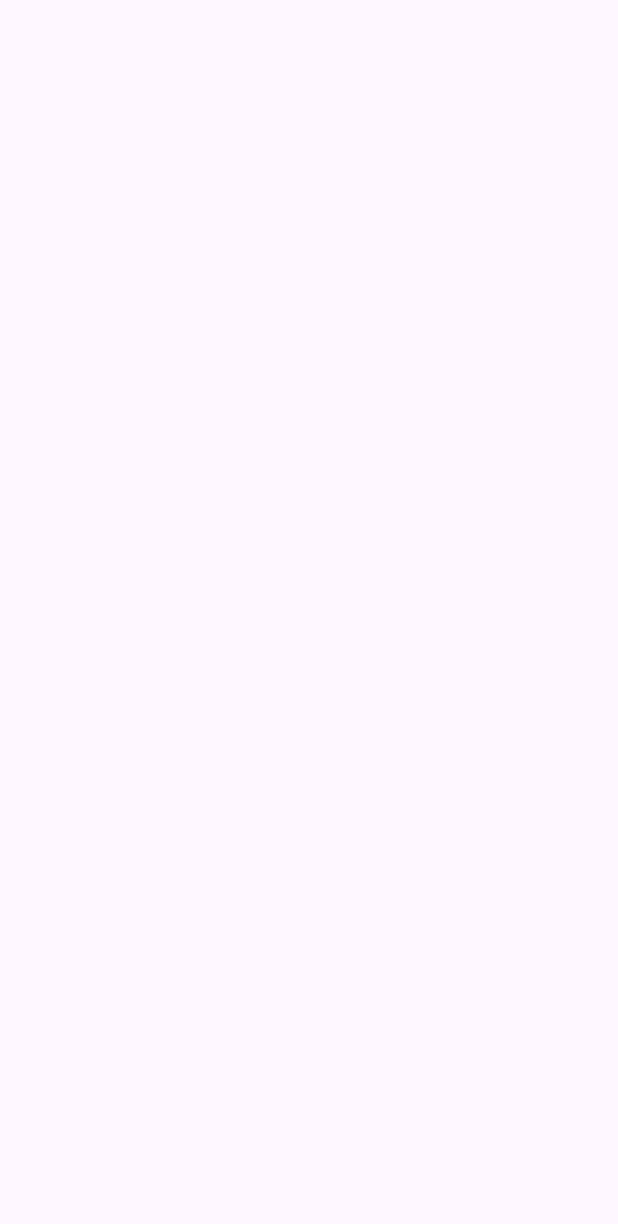
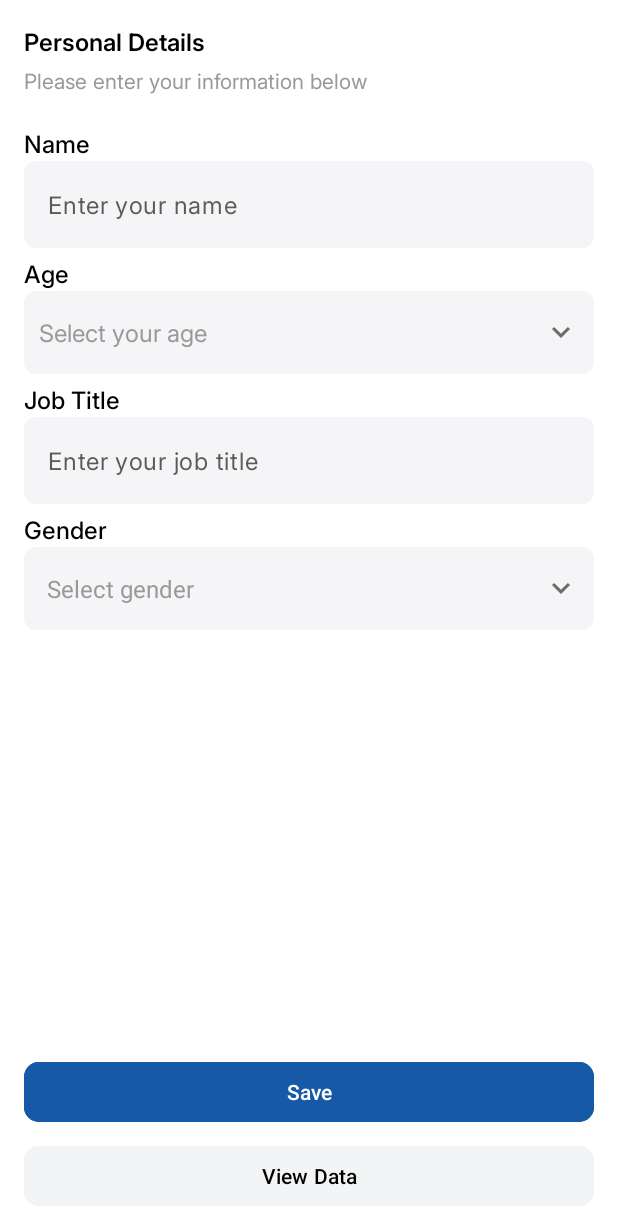
Before and after one commit to MostafaKader56/Modar-Task-Android, an Android app: the screen it shows after launch (MainActivity), on a phone screen of 412 x 824 dp. Before the commit the part shown is empty. Shown: the top 1224 px of the screen. Run offline under Robolectric (Android 15) with nearby library versions, the phone set to English and light mode, and no system bars; our stand-ins replace Dagger/Hilt's generated code, Room's generated code.

Commit message:
Create user fragment xml design done

```diff
--- a/app/src/main/res/layout/fragment_create_user.xml
+++ b/app/src/main/res/layout/fragment_create_user.xml
@@ -1,8 +1,126 @@
 <?xml version="1.0" encoding="utf-8"?>
-<FrameLayout xmlns:android="http://schemas.android.com/apk/res/android"
+<ScrollView xmlns:android="http://schemas.android.com/apk/res/android"
+    xmlns:app="http://schemas.android.com/apk/res-auto"
     xmlns:tools="http://schemas.android.com/tools"
     android:layout_width="match_parent"
     android:layout_height="match_parent"
+    android:fillViewport="true"
     tools:context=".ui.main.CreateUserFragment">
 
-</FrameLayout>
+    <androidx.constraintlayout.widget.ConstraintLayout
+        android:layout_width="match_parent"
+        android:layout_height="wrap_content"
+        android:padding="16dp">
+
+        <TextView
+            android:id="@+id/txt_title"
+            style="@style/InterFontStyleSemiBold600"
+            android:layout_width="wrap_content"
+            android:layout_height="wrap_content"
+            android:text="@string/personal_details"
+            android:textColor="@color/black"
+            android:textSize="16sp"
+            app:layout_constraintStart_toStartOf="parent"
+            app:layout_constraintTop_toTopOf="parent"
+            tools:text="Title" />
+
+        <TextView
+            android:id="@+id/txt_subtitle"
+            style="@style/InterFontStyleRegular400"
+            android:layout_width="wrap_content"
+            android:layout_height="wrap_content"
+            android:layout_marginTop="4dp"
+            android:text="@string/please_enter_your_information_below"
+            android:textColor="@color/grey_black"
+            android:textSize="14sp"
+            app:layout_constraintStart_toStartOf="parent"
+            app:layout_constraintTop_toBottomOf="@id/txt_title"
+            tools:text="Subtitle" />
+
+        <com.modar.task.ui.component.EditTextComponent
+            android:id="@+id/et_name"
+            android:layout_width="0dp"
+            android:layout_height="wrap_content"
+            android:layout_marginTop="20dp"
+            app:layout_constraintEnd_toEndOf="parent"
+            app:layout_constraintStart_toStartOf="parent"
+            app:layout_constraintTop_toBottomOf="@id/txt_subtitle"
+            app:text_hint="@string/enter_your_name"
+            app:text_inputType="text"
+            app:text_label="@string/name" />
+
+        <com.modar.task.ui.component.NumberChooserComponent
+            android:id="@+id/nc_age"
+            android:layout_width="0dp"
+            android:layout_height="wrap_content"
+            android:layout_marginTop="5dp"
+            app:layout_constraintEnd_toEndOf="parent"
+            app:layout_constraintStart_toStartOf="parent"
+            app:layout_constraintTop_toBottomOf="@id/et_name"
+            app:nc_max="150"
+            app:nc_min="1"
+            app:nc_suffix="@string/age_number_chooser_suffix"
+            app:nc_text_hint="@string/select_your_age"
+            app:nc_text_label="@string/age" />
+
+        <com.modar.task.ui.component.EditTextComponent
+            android:id="@+id/et_job"
+            android:layout_width="0dp"
+            android:layout_height="wrap_content"
+            android:layout_marginTop="5dp"
+            app:layout_constraintEnd_toEndOf="parent"
+            app:layout_constraintStart_toStartOf="parent"
+            app:layout_constraintTop_toBottomOf="@id/nc_age"
+            app:text_hint="@string/enter_your_job_title"
+            app:text_inputType="text"
+            app:text_label="@string/job_title" />
+
+        <com.modar.task.ui.component.SpinnerComponent
+            android:id="@+id/sp_gender"
+            android:layout_width="0dp"
+            android:layout_height="wrap_content"
+            android:layout_marginTop="5dp"
+            app:layout_constraintEnd_toEndOf="parent"
+            app:layout_constraintStart_toStartOf="parent"
+            app:layout_constraintTop_toBottomOf="@id/et_job"
+            app:sp_text_hint="@string/select_gender"
+            app:sp_text_label="@string/gender" />
+
+        <LinearLayout
+            android:id="@+id/container_buttons"
+            android:layout_width="0dp"
+            android:layout_height="wrap_content"
+            android:orientation="vertical"
+            android:paddingTop="10dp"
+            app:layout_constraintBottom_toBottomOf="parent"
+            app:layout_constraintEnd_toEndOf="parent"
+            app:layout_constraintStart_toStartOf="parent"
+            app:layout_constraintTop_toBottomOf="@id/sp_gender"
+            app:layout_constraintVertical_bias="1"
+            app:layout_constraintVertical_chainStyle="packed">
+
+            <com.google.android.material.button.MaterialButton
+                android:id="@+id/btn_save"
+                android:layout_width="match_parent"
+                android:layout_height="wrap_content"
+                android:layout_marginBottom="8dp"
+                android:backgroundTint="@color/main"
+                android:text="@string/save"
+                android:textColor="@color/white"
+                app:cornerRadius="10dp" />
+
+            <com.google.android.material.button.MaterialButton
+                android:id="@+id/btn_view_data"
+                android:layout_width="match_parent"
+                android:layout_height="wrap_content"
+                android:backgroundTint="@color/light_grey"
+                android:text="@string/view_data"
+                android:textColor="@color/black"
+                app:cornerRadius="10dp" />
+
+        </LinearLayout>
+
+
+    </androidx.constraintlayout.widget.ConstraintLayout>
+
+</ScrollView>
--- a/app/src/main/res/values/colors.xml
+++ b/app/src/main/res/values/colors.xml
@@ -10,5 +10,6 @@
     <color name="main">#165AA7</color>
     <color name="golden">#F5F5F8</color>
     <color name="grey_black">#9A9999</color>
+    <color name="light_grey">#F3F4F6</color>
 
 </resources>
--- a/app/src/main/res/values/strings.xml
+++ b/app/src/main/res/values/strings.xml
@@ -6,4 +6,17 @@
     <string name="select">Select</string>
     <string name="error_number_too_low">%1s is too low</string>
     <string name="error_number_too_high">%1s is too high</string>
+    <string name="name">Name</string>
+    <string name="enter_your_name">Enter your name</string>
+    <string name="select_your_age">Select your age</string>
+    <string name="age">Age</string>
+    <string name="age_number_chooser_suffix">\ year</string>
+    <string name="gender">Gender</string>
+    <string name="select_gender">Select gender</string>
+    <string name="save">Save</string>
+    <string name="view_data">View Data</string>
+    <string name="personal_details">Personal Details</string>
+    <string name="please_enter_your_information_below">Please enter your information below</string>
+    <string name="job_title">Job Title</string>
+    <string name="enter_your_job_title">Enter your job title</string>
 </resources>
--- a/app/src/main/res/values/themes.xml
+++ b/app/src/main/res/values/themes.xml
@@ -1,8 +1,9 @@
 <resources xmlns:tools="http://schemas.android.com/tools">
     <!-- Base application theme. -->
-    <style name="Base.Theme.ModarTask" parent="Theme.Material3.DayNight.NoActionBar">
-        <!-- Customize your light theme here. -->
-        <!-- <item name="colorPrimary">@color/my_light_primary</item> -->
+    <style name="Base.Theme.ModarTask" parent="Theme.Material3.Light.NoActionBar">
+        <item name="android:statusBarColor">@color/white</item>
+        <item name="android:windowBackground">@color/white</item>
+        <item name="android:windowLightStatusBar">true</item>
     </style>
 
     <style name="Theme.ModarTask" parent="Base.Theme.ModarTask" />
```
